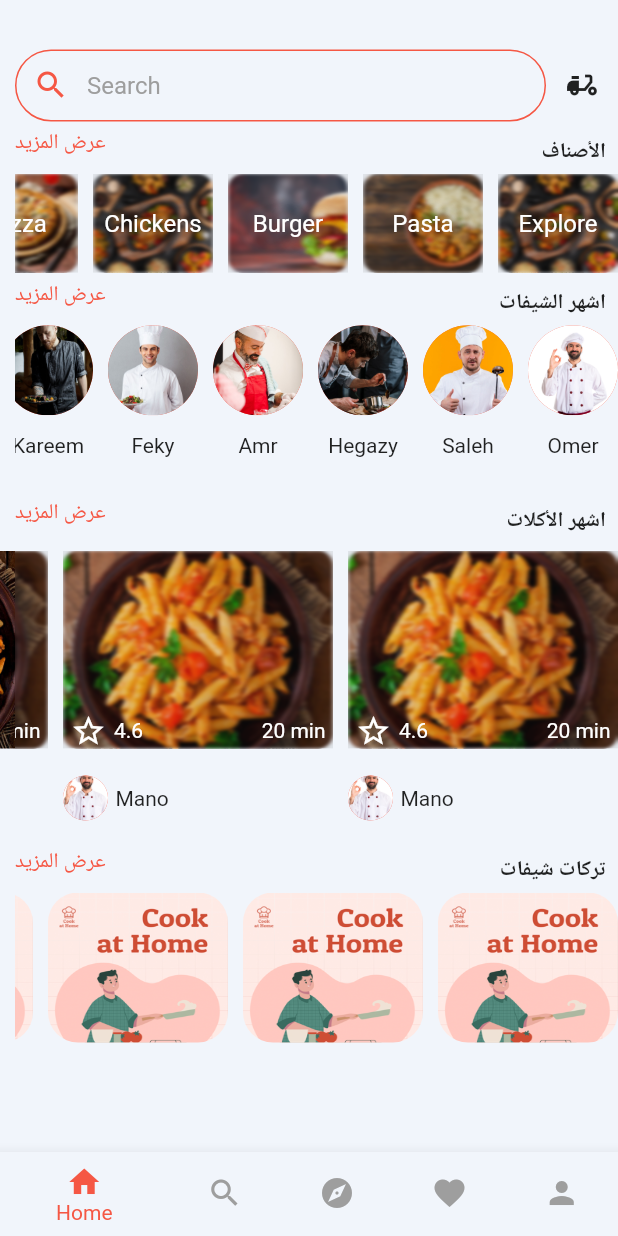
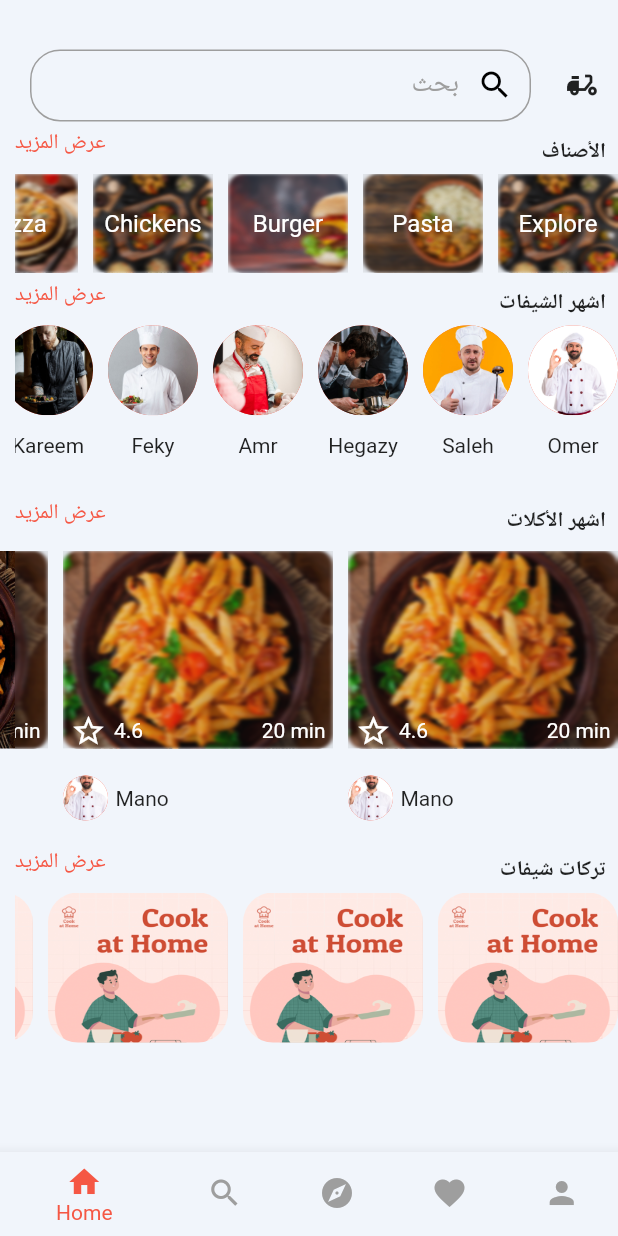
Before and after one commit to Hegazy02/foodcon, a Flutter app: the BeforeOnboardingPage screen opened by its route, after a tap on "Continue", after a tap on "Skip", on a phone screen of 412 x 824 dp. Run offline on Flutter 3.47's test engine with Material 2 defaults, Android fonts, the phone set to English and light mode, and no system bars; our stand-ins replace easy_stepper, fl_chart, flutter_staggered_animations, iconsax, image_picker, shared_preferences and 1 more; accounts and stored records are empty.

Commit message:
adjust colors

```diff
--- a/lib/Components/CustomSearchBar.dart
+++ b/lib/Components/CustomSearchBar.dart
@@ -2,13 +2,15 @@ import 'package:flutter/material.dart';
 
 class CustomSearchBar extends StatelessWidget {
   Function(String)? onChanged;
-  CustomSearchBar({super.key, this.onChanged});
+  Function(PointerDownEvent)? onTapOutside;
+  CustomSearchBar({super.key, this.onChanged, this.onTapOutside});
 
   @override
   Widget build(BuildContext context) {
     return Padding(
       padding: EdgeInsets.symmetric(horizontal: 10),
       child: TextField(
+        onTapOutside: onTapOutside,
         onChanged: onChanged,
         cursorColor: Colors.grey,
         textDirection: TextDirection.rtl,
--- a/lib/Components/charts/PieChart.dart
+++ b/lib/Components/charts/PieChart.dart
@@ -26,7 +26,7 @@ class CustomPieChartstate extends State<CustomPieChart> {
   @override
   Widget build(BuildContext context) {
     return AspectRatio(
-      aspectRatio: 1.5,
+      aspectRatio: 2,
       child: Row(
         children: <Widget>[
           const SizedBox(
--- a/lib/Components/darkThemeColors.dart
+++ b/lib/Components/darkThemeColors.dart
@@ -14,7 +14,6 @@ class Styles {
           backgroundColor: isDarkTheme ? kDarksecondThemeColor : KprimaryColor,
         ),
       ),
-      highlightColor: kDarkThemeColor,
       bottomNavigationBarTheme: BottomNavigationBarThemeData(
           selectedIconTheme: IconThemeData(
         color: isDarkTheme ? kDarksecondThemeColor : KprimaryColor,
@@ -32,7 +31,7 @@ class Styles {
           color: isDarkTheme ? kDarksecondThemeColor : KprimaryColor),
       primaryColorDark: kDarksecondThemeColor,
       textSelectionTheme: TextSelectionThemeData(
-          selectionColor: isDarkTheme ? Colors.white : Colors.black),
+          selectionColor: isDarkTheme ? Colors.white : Colors.grey),
       switchTheme: SwitchThemeData(
         thumbColor: MaterialStateColor.resolveWith((states) {
           return isDarkTheme ? kDarksecondThemeColor : Colors.white;
--- a/lib/Pages/Auth/SignInPage.dart
+++ b/lib/Pages/Auth/SignInPage.dart
@@ -55,6 +55,7 @@ class _LoginPageState extends State<LoginPage> {
                   child: Column(
                     children: [
                       CostumTextField(
+                        isRtl: false,
                         label: "Email",
                         validator: (p0) {
                           if (p0!.isEmpty) {
@@ -65,6 +66,7 @@ class _LoginPageState extends State<LoginPage> {
                         },
                       ),
                       CostumTextField(
+                        isRtl: false,
                         label: "Password",
                         secured: isSecured,
                         icon: isSecured == false
--- a/lib/Pages/Auth/SignUpPage.dart
+++ b/lib/Pages/Auth/SignUpPage.dart
@@ -60,6 +60,7 @@ class _SignUpPageState extends State<SignUpPage> {
                     children: [
                       CostumTextField(
                         label: "Email",
+                        isRtl: false,
                         validator: (p0) {
                           if (p0!.isEmpty) {
                             return "Enter your email";
@@ -70,6 +71,7 @@ class _SignUpPageState extends State<SignUpPage> {
                       ),
                       CostumTextField(
                         label: "Phone",
+                        isRtl: false,
                         validator: (p0) {
                           if (p0!.isEmpty) {
                             return "Enter your Phone number";
@@ -80,6 +82,7 @@ class _SignUpPageState extends State<SignUpPage> {
                       ),
                       CostumTextField(
                         label: "Password",
+                        isRtl: false,
                         secured: isSecured,
                         icon: isSecured == false
                             ? Icon(Icons.visibility)
@@ -99,6 +102,7 @@ class _SignUpPageState extends State<SignUpPage> {
                       ),
                       CostumTextField(
                         label: "Confirm Password",
+                        isRtl: false,
                         secured: isConfirmSecured,
                         icon: isConfirmSecured == false
                             ? Icon(Icons.visibility)
--- a/lib/Pages/Chef/ChefMainPages/chartsPage.dart
+++ b/lib/Pages/Chef/ChefMainPages/chartsPage.dart
@@ -1,7 +1,7 @@
 import 'dart:math';
 
 import 'package:flutter/material.dart';
-import 'package:foodcon/Components/charts/CurvedChart.dart';
+
 import 'package:foodcon/Components/charts/PieChart.dart';
 import 'package:foodcon/Components/decoratedContainer.dart';
 import 'package:foodcon/Global/textStyle.dart';
@@ -23,7 +23,7 @@ class ChartsPage extends StatelessWidget {
           height: 3.5.h,
         ),
         SizedBox(
-          height: 19.h,
+          height: 22.h,
           width: double.infinity,
           child: decoratedContainer(
             child: Column(
@@ -42,7 +42,7 @@ class ChartsPage extends StatelessWidget {
           ),
         ),
         SizedBox(
-          height: 38.h,
+          height: 32.h,
           width: double.infinity,
           child: decoratedContainer(
             child: CustomPieChart(
--- a/lib/Pages/Client/MainPages/FavoritePage.dart
+++ b/lib/Pages/Client/MainPages/FavoritePage.dart
@@ -99,7 +99,7 @@ class _FavoritePageState extends State<FavoritePage> {
                                           recipe: ll[index],
                                         ),
                                       )),
-                                  leading: SizedBox(
+                                  subtitle: SizedBox(
                                       width: 60,
                                       child: IconButton(
                                           onPressed: () {
--- a/lib/Pages/Client/MainPages/MyClientProfilePage/MyOrdersPage.dart
+++ b/lib/Pages/Client/MainPages/MyClientProfilePage/MyOrdersPage.dart
@@ -1,7 +1,6 @@
 import 'package:flutter/material.dart';
 import 'package:foodcon/Components/MyOrder.dart';
 import 'package:foodcon/Components/RoundedAppBar.dart';
-import 'package:foodcon/Components/darkThemeColors.dart';
 import 'package:foodcon/Pages/Client/MainPages/MyClientProfilePage/stepperPage.dart';
 import 'package:foodcon/Pages/RecipePage.dart';
 import 'package:foodcon/Providers/DarkmoodProv.dart';
@@ -33,7 +32,7 @@ class MyOrdersPage extends StatelessWidget {
                 price: 60,
                 txtColor:
                     dartmood.isDarkmood ? kDarksecondThemeColor : KprimaryColor,
-                ButtonTxt: "Track",
+                ButtonTxt: "تتبع",
                 onTap: () => Navigator.push(
                     context,
                     MaterialPageRoute(
--- a/lib/Pages/Client/MainPages/MyClientProfilePage/ReceivedOrdersPage.dart
+++ b/lib/Pages/Client/MainPages/MyClientProfilePage/ReceivedOrdersPage.dart
@@ -28,7 +28,7 @@ class ReceivedOrdersPage extends StatelessWidget {
                 recipe: autoList[index],
                 items: 1,
                 price: 100,
-                ButtonTxt: "Order again",
+                ButtonTxt: "اطلب مره اخرى",
                 onTap: () => Navigator.push(
                     context,
                     MaterialPageRoute(
--- a/lib/Pages/Client/MainPages/homePage/homePage.dart
+++ b/lib/Pages/Client/MainPages/homePage/homePage.dart
@@ -1,5 +1,6 @@
 import 'dart:ui';
 import 'package:flutter/material.dart';
+import 'package:foodcon/Components/CustomSearchBar.dart';
 import 'package:foodcon/Components/MainPosters.dart';
 import 'package:foodcon/Components/Tricks.dart';
 import 'package:foodcon/Components/popularChefsIcons.dart';
@@ -39,7 +40,7 @@ class HomePage extends StatelessWidget {
                   Expanded(
                     child: Consumer<FilterProv>(
                       builder: (context, valprov, child) {
-                        return TextField(
+                        return CustomSearchBar(
                           onTapOutside: (event) {
                             if (valprov.fil1.length == 1 &&
                                 event.position.dy > 15.h) {
@@ -76,34 +77,6 @@ class HomePage extends StatelessWidget {
                                 searchVal!.isEmpty ? [] : valprov.fil1;
                             print("********${valprov.fil1}");
                           },
-                          cursorColor: Colors.grey,
-                          decoration: InputDecoration(
-                              contentPadding: EdgeInsets.symmetric(vertical: 0),
-                              enabledBorder: OutlineInputBorder(
-                                  borderRadius: BorderRadius.circular(25),
-                                  borderSide: BorderSide(
-                                    width: 1,
-                                    color: darkmood.isDarkmood == true
-                                        ? kDarksecondThemeColor
-                                        : KprimaryColor,
-                                  )),
-                              focusedBorder: OutlineInputBorder(
-                                  borderRadius: BorderRadius.circular(25),
-                                  borderSide: BorderSide(
-                                    width: 1,
-                                    color: darkmood.isDarkmood == true
-                                        ? kDarksecondThemeColor
-                                        : KprimaryColor,
-                                  )),
-                              hintText: "Search",
-                              prefixIcon: IconButton(
-                                  onPressed: () {},
-                                  icon: Icon(
-                                    Icons.search,
-                                    color: darkmood.isDarkmood == true
-                                        ? kDarksecondThemeColor
-                                        : KprimaryColor,
-                                  ))),
                         );
                       },
                     ),
--- a/lib/Pages/Client/MainPages/searchPage.dart
+++ b/lib/Pages/Client/MainPages/searchPage.dart
@@ -128,15 +128,16 @@ class _SearchPageState extends State<SearchPage> {
                                   chefAvatar: "${l[index].chefAvatar}",
                                   chefName: "${l[index].chefName}",
                                   isLiked: l[index].isLiked,
-                                  leading: SizedBox(
+                                  subtitle: SizedBox(
                                     width: 60,
                                     child: Row(
+                                      mainAxisAlignment: MainAxisAlignment.end,
                                       children: [
+                                        Text("${l[index].star}"),
                                         Icon(
                                           Icons.star,
                                           color: Colors.orange,
                                         ),
-                                        Text("${l[index].star}")
                                       ],
                                     ),
                                   ),
```
Also changed, not shown: lib/Components/CustomTile.dart (+15 -18 lines), lib/Components/IconListTile.dart (+4 -7 lines), lib/Components/MyOrder.dart (+18 -17 lines), lib/Pages/Chef/ChefMainPages/chefSettingsPage.dart (+8 -0 lines), lib/Pages/Client/MainPages/MyClientProfilePage/MyAccProfilePage.dart (+57 -53 lines), lib/constants.dart (+3 -4 lines).
